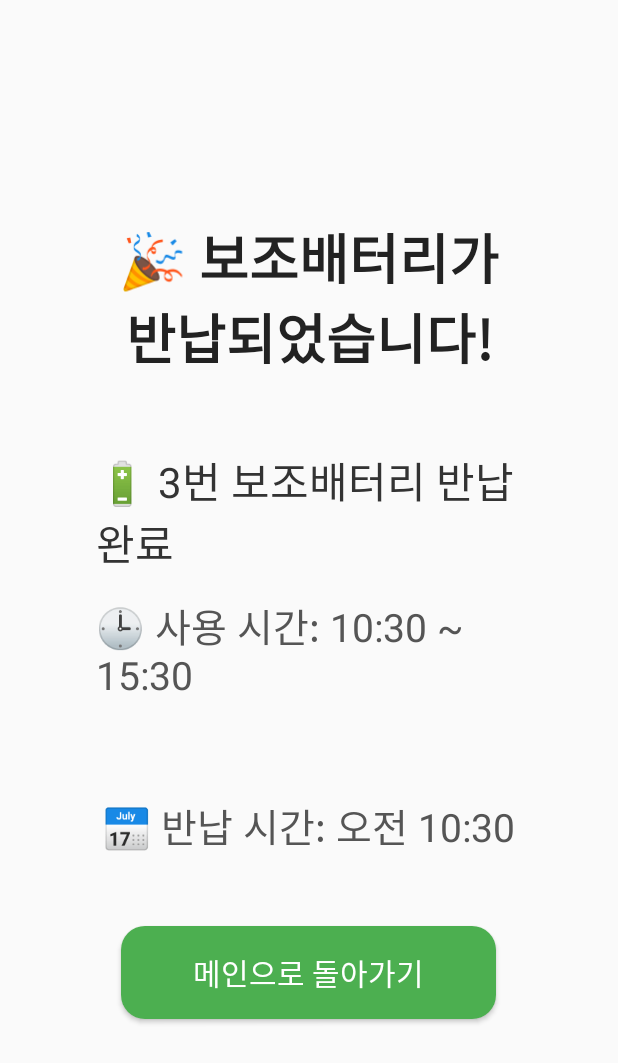
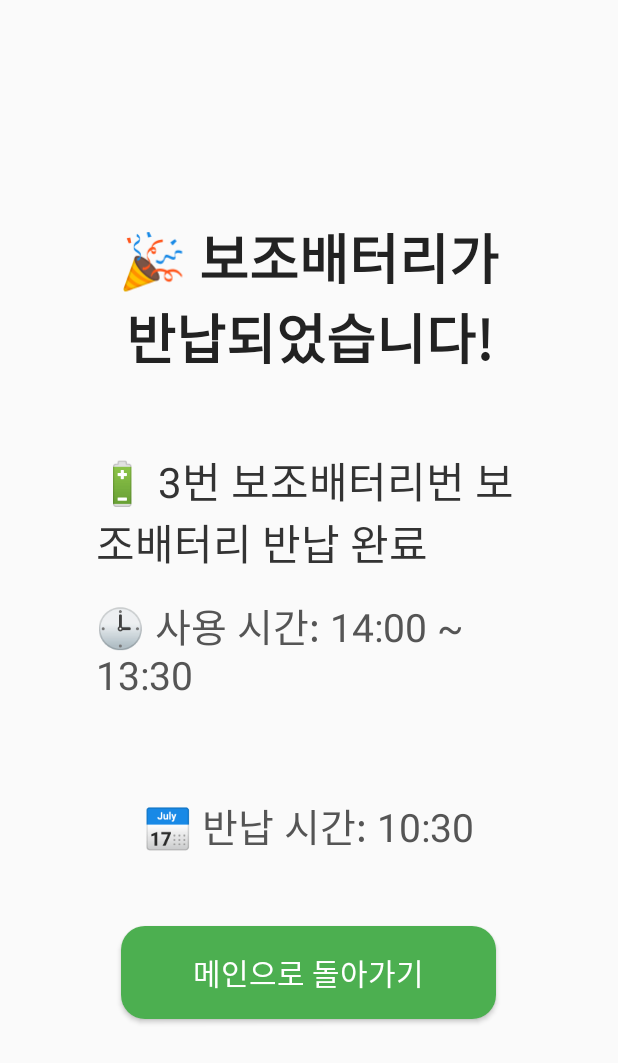
Before and after one commit to HEEWONLEE7/Temify, an Android app built with Jetpack Compose: the ReturnCompleteActivity screen opened directly, with no data from a screen before it, on a phone screen of 412 x 824 dp. Shown: the top 1063 px of the screen. Run offline under Robolectric (Android 15) with nearby library versions, the phone set to English and light mode, and no system bars.

Commit message:
modify global data

```diff
--- a/app/src/main/AndroidManifest.xml
+++ b/app/src/main/AndroidManifest.xml
@@ -15,7 +15,7 @@
 
         <!-- 앱 시작화면 -->
         <activity
-            android:name=".MainActivity"
+            android:name=".ReturnPromptActivity"
             android:exported="true"
             android:theme="@style/Theme.Temify">
             <intent-filter>
@@ -31,7 +31,7 @@
         <activity android:name=".ExtendSuccessActivity" />
         <activity android:name=".ReturnActivity" />
         <activity android:name=".StockActivity" />
-        <activity android:name=".ReturnPromptActivity" />
+        <activity android:name=".MainActivity" />
         <activity android:name=".UserAuthActivity" />
         <activity android:name=".RentalCompleteActivity" />
         <activity android:name=".ReturnCompleteActivity" />
--- a/app/src/main/java/com/example/temify/ExtendRentalActivity.java
+++ b/app/src/main/java/com/example/temify/ExtendRentalActivity.java
@@ -33,7 +33,7 @@ public class ExtendRentalActivity extends AppCompatActivity {
         String battery = GlobalData.batteryNumber;
         String usage = GlobalData.startTime + " ~ " + GlobalData.endTime;
 
-        textUserInfo.setText("📌 " + seat + " - " + battery);
+        textUserInfo.setText("📌 " + seat + "번 자리 - " + battery + "번 보조배터리");
         textUsageTime.setText("🕒 현재 사용 시간: " + usage);
 
         btn30min.setOnClickListener(v -> extendTime("30분", 30));
--- a/app/src/main/java/com/example/temify/FirebaseUploader.java
+++ b/app/src/main/java/com/example/temify/FirebaseUploader.java
@@ -23,8 +23,8 @@ public class FirebaseUploader {
         DatabaseReference ref = FirebaseDatabase.getInstance()
                 .getReference("reservation");
 
-        ref.child("seat").setValue(GlobalData.seatNumber != null ? GlobalData.seatNumber : "5번 자리");
-        ref.child("battery").setValue(GlobalData.batteryNumber != null ? GlobalData.batteryNumber : "3번 보조배터리");
+        ref.child("seat").setValue(GlobalData.seatNumber != null ? GlobalData.seatNumber : "5");
+        ref.child("battery").setValue(GlobalData.batteryNumber != null ? GlobalData.batteryNumber : "3");
         ref.child("start_time").setValue(now);
         ref.child("end_time").setValue(end);
         ref.child("password").setValue(GlobalData.password != null ? GlobalData.password : "1234");
--- a/app/src/main/java/com/example/temify/RentalCompleteActivity.java
+++ b/app/src/main/java/com/example/temify/RentalCompleteActivity.java
@@ -29,7 +29,7 @@ public class RentalCompleteActivity extends AppCompatActivity {
         String endTime = GlobalData.endTime != null ? GlobalData.endTime : "15:30";
 
         // ✅ 화면 출력
-        textUserInfo.setText("🔋 " + batteryNumber + "를 가져가세요!");
+        textUserInfo.setText("🔋 " + batteryNumber + "번 보조배터리를 가져가세요!");
         textStartTime.setText("🕒 사용 시작 시간: " + startTime);
         textEndTime.setText("📅 반납 예정 시간: " + endTime);
 
--- a/app/src/main/java/com/example/temify/ReturnCompleteActivity.java
+++ b/app/src/main/java/com/example/temify/ReturnCompleteActivity.java
@@ -35,11 +35,11 @@ public class ReturnCompleteActivity extends AppCompatActivity {
         String endTime = GlobalData.endTime != null ? GlobalData.endTime : "15:30";
 
         // ✅ 현재 시간 = 반납 시간
-        String returnTime = new SimpleDateFormat("a h:mm", Locale.KOREA).format(new Date());
+        String returnTime = new SimpleDateFormat("HH:mm", Locale.KOREA).format(new Date());
 
         // ✅ UI 출력
         textComplete.setText("🎉 보조배터리가 반납되었습니다!");
-        textUserInfo.setText("🔋 " + batteryNumber + " 반납 완료");
+        textUserInfo.setText("🔋 " + batteryNumber + "번 보조배터리 반납 완료");
         textUsageTime.setText("🕒 사용 시간: " + startTime + " ~ " + endTime);
         textReturnTime.setText("📅 반납 시간: " + returnTime);
 
--- a/app/src/main/java/com/example/temify/ReturnPromptActivity.java
+++ b/app/src/main/java/com/example/temify/ReturnPromptActivity.java
@@ -62,7 +62,7 @@ public class ReturnPromptActivity extends AppCompatActivity {
                     GlobalData.endTime = end;
 
                     // ✅ UI 표시
-                    textUserInfo.setText("📌 " + seat + " - " + battery);
+                    textUserInfo.setText("📌 " + seat + "번 자리 - " + battery + "번 보조배터리");
                     textUsageTime.setText("🕒 사용 시간: " + start + " ~ " + end);
                 } else {
                     Toast.makeText(ReturnPromptActivity.this, "예약 정보가 없습니다.", Toast.LENGTH_SHORT).show();
--- a/app/src/main/java/com/example/temify/StockActivity.java
+++ b/app/src/main/java/com/example/temify/StockActivity.java
@@ -52,12 +52,12 @@ public class StockActivity extends AppCompatActivity {
                 for (DataSnapshot battery : snapshot.getChildren()) {
                     String batteryId = battery.getKey();  // ex: "Batt2"
                     String isBattery = String.valueOf(battery.child("isBattery").getValue());
-                    String levelStr = String.valueOf(battery.child("BatLevel1").getValue());
+                    String levelStr = String.valueOf(battery.child("BatLevel").getValue());
 
                     try {
                         double level = Double.parseDouble(levelStr);
 
-                        if ("true".equalsIgnoreCase(isBattery) && level >= 0.0) {
+                        if ("true".equalsIgnoreCase(isBattery) && level >= 101500.0) {
                             availableCount++;
                             availableBatteries.add(batteryId);
                         }
--- a/app/src/main/java/com/example/temify/UserAuthActivity.java
+++ b/app/src/main/java/com/example/temify/UserAuthActivity.java
@@ -25,7 +25,7 @@ public class UserAuthActivity extends AppCompatActivity {
         textSeatInfo = findViewById(R.id.textSeatInfo);
 
         // ✅ GlobalData에서 동적 정보 사용
-        textSeatInfo.setText("🔔 " + GlobalData.seatNumber + " 대여 인증");
+        textSeatInfo.setText("🔔 " + GlobalData.seatNumber + "번 자리 대여 인증");
 
         btnAuth.setOnClickListener(v -> {
             String input = editPin.getText().toString().trim();
```
